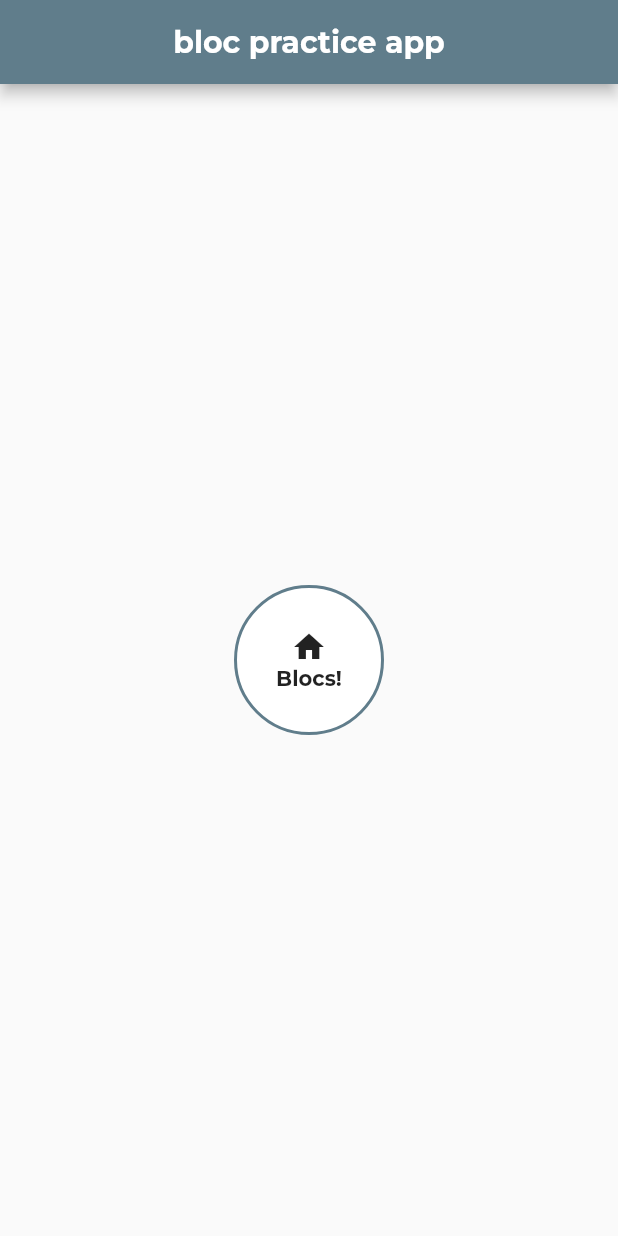
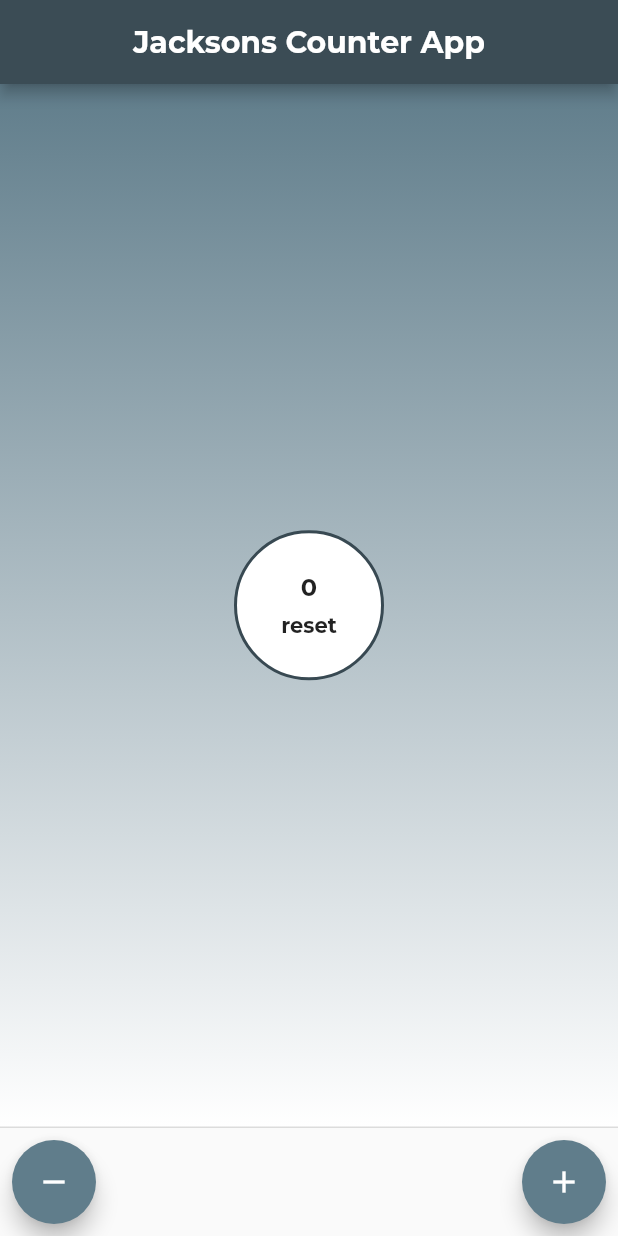
Before and after one commit to skeptickal/Bloc_Practice, a Flutter app: the screen it shows after launch, on a phone screen of 412 x 824 dp. Run offline on Flutter 3.47's test engine with Material 2 defaults, Android fonts, the phone set to English and light mode, and no system bars; our stand-ins replace google_fonts.

Commit message:
changed to custom counter app

```diff
--- a/bloc_practice/lib/main.dart
+++ b/bloc_practice/lib/main.dart
@@ -16,40 +16,84 @@ class BlocPractice extends StatefulWidget {
 }
 
 class _BlocPracticeState extends State<BlocPractice> {
+  int counter = 0;
   @override
   Widget build(BuildContext context) {
     return Scaffold(
       appBar: AppBar(
-        backgroundColor: Colors.blueGrey,
-        title: Text('bloc practice app',
+        backgroundColor: Color.fromARGB(255, 59, 76, 85),
+        title: Text('Jackson\s Counter App',
             style: GoogleFonts.montserrat(
               fontWeight: FontWeight.bold,
             )),
         centerTitle: true,
       ),
-      body: Center(
+      persistentFooterButtons: [
+        Row(
+          mainAxisAlignment: MainAxisAlignment.spaceBetween,
+          children: [
+          FloatingActionButton(onPressed: () {
+          setState(() {
+            counter--;
+            print(counter);
+          });
+        },
+        backgroundColor: Colors.blueGrey,
+        child: Icon(Icons.remove),),
+        FloatingActionButton(
+        onPressed: () {
+          setState(() {
+            counter++;
+            print(counter);
+          });
+        },
+        backgroundColor: Colors.blueGrey,
+        child: Icon(Icons.add),
+      ),],
+      ),
+      ],
+      body: Container(
+        decoration: const BoxDecoration(
+            gradient: LinearGradient(
+                begin: Alignment.topCenter,
+                end: Alignment.bottomCenter,
+                colors: [Colors.blueGrey, Colors.white])),
+        child: Center(
+          child: GestureDetector(
+            onTap: () {
+              setState(() {
+                counter = 0;
+                print(counter);
+              });
+            },
             child: Container(
               height: 100,
               width: 100,
               decoration: BoxDecoration(
                 shape: BoxShape.circle,
                 color: const Color.fromARGB(255, 255, 255, 255),
-            border: Border.all(width: 2.0, color: Colors.blueGrey),
+                border: Border.all(
+                    width: 2.0, color: Color.fromARGB(255, 56, 73, 82)),
               ),
               child: Column(
                 mainAxisAlignment: MainAxisAlignment.center,
                 children: [
-              Icon(Icons.home),
-              Text(
-                'Blocs!',
+                  Text(counter.toString(), style: GoogleFonts.montserrat(fontWeight: FontWeight.bold, fontSize: 16),),
+                  Padding(
+                    padding: const EdgeInsets.fromLTRB(6, 6, 6, 0),
+                    child: Text(
+                      'reset',
                       style: GoogleFonts.montserrat(
                         fontWeight: FontWeight.bold,
+                      ),
                     ),
                   ),
                 ],
               ),
             ),
           ),
+        ),
+      ),
     );
   }
 }
```
Lines whose indentation alone changed are shown as unchanged.
